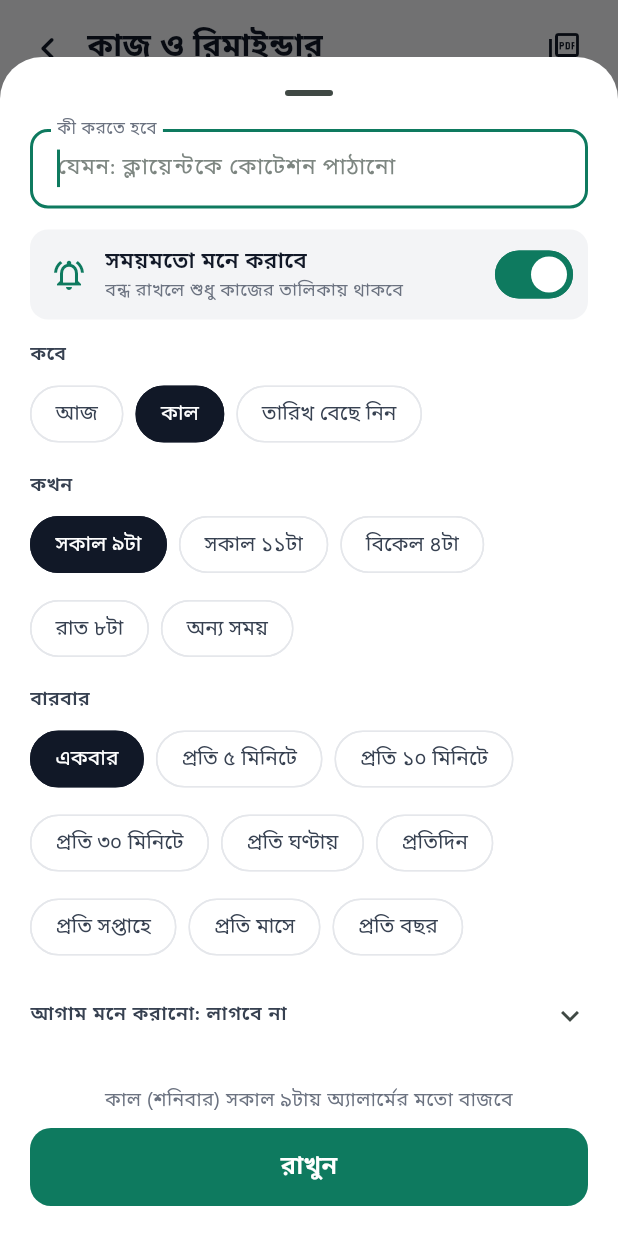
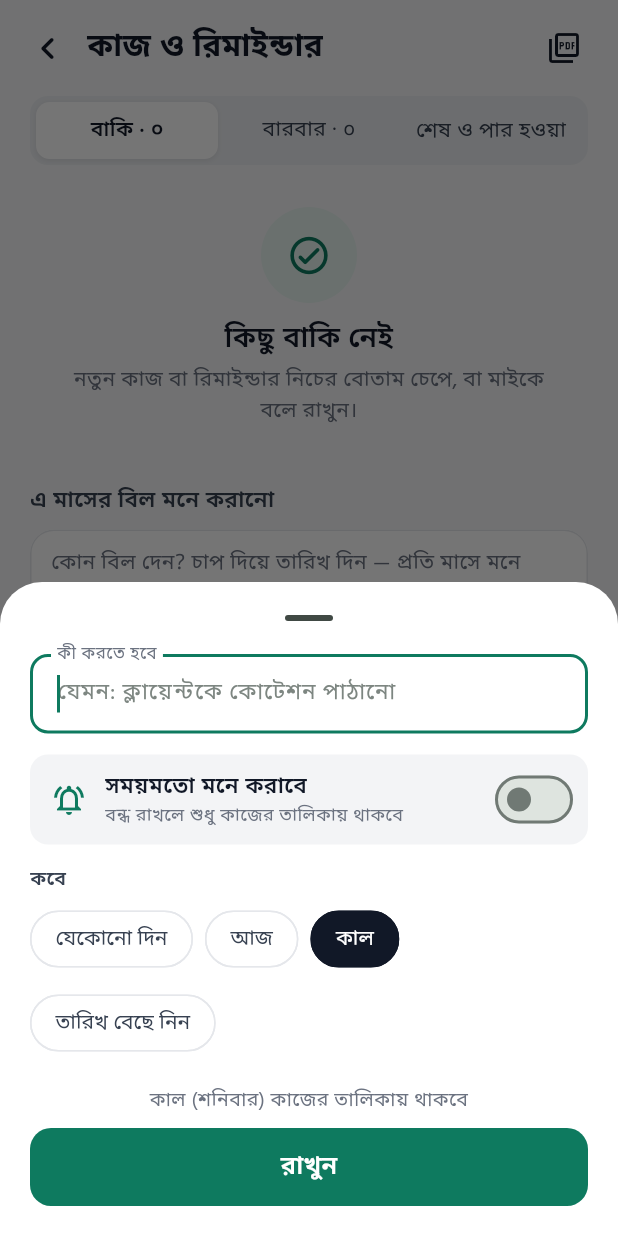
Before and after one commit to iamsaifsaiful/digital_brain, a Flutter app: the AllTasksScreen screen opened directly, after a tap on "যোগ করুন", on a phone screen of 412 x 824 dp. Run offline on Flutter 3.47's test engine with Material 3 defaults, Android fonts, the phone set to English and light mode, and no system bars; our stand-ins replace clock, flutter_local_notifications, flutter_secure_storage, flutter_tts, image_picker, local_auth and 4 more; missing offline and left inert: cryptography, dart:ffi, file_selector; accounts and stored records are empty; network calls fail.

Commit message:
To-dos start with the reminder off (owner): home and the to-do page add without it; switch it on to set one
Co-Authored-By: Claude Opus 5.5 <noreply@anthropic.com>
Claude-Session: https://claude.ai/code/session_01Nu14b7cdnEN47YuWkEga1M

```diff
--- a/lib/screens/home_screen.dart
+++ b/lib/screens/home_screen.dart
@@ -114,7 +114,8 @@ class TodaySections extends StatelessWidget {
             ),
           ),
         TextButton.icon(
-          onPressed: () => showAddSheet(context, remind: true),
+          // Owner (24 Oct): a to-do starts with its reminder off; switch it on if wanted.
+          onPressed: () => showAddSheet(context),
           style: TextButton.styleFrom(padding: const EdgeInsets.symmetric(horizontal: 8), visualDensity: VisualDensity.compact),
           icon: Icon(Icons.add_rounded, size: 18, color: C.green),
           label: Text(tr('যোগ করুন'), style: body(13.5, weight: FontWeight.w600, color: C.green)),
--- a/lib/screens/plan_screens.dart
+++ b/lib/screens/plan_screens.dart
@@ -314,6 +314,7 @@ class _AddSheetState extends State<_AddSheet> {
                 ]),
               ),
               Switch(
+                key: const Key('add-remind'),
                 value: _remind,
                 onChanged: (v) => setState(() {
                   _remind = v;
@@ -452,7 +453,7 @@ class _AllTasksScreenState extends State<AllTasksScreen> {
 
     return Scaffold(
       bottomNavigationBar: const AdBar(),
-      floatingActionButton: AddButton(label: tr('যোগ করুন'), onPressed: () => showAddSheet(context, remind: true)),
+      floatingActionButton: AddButton(label: tr('যোগ করুন'), onPressed: () => showAddSheet(context)),
       body: SafeArea(
         child: Column(children: [
           TopBar(title: tr('কাজ ও রিমাইন্ডার'), trailing: [
```
Also changed, not shown: 1 other file.
